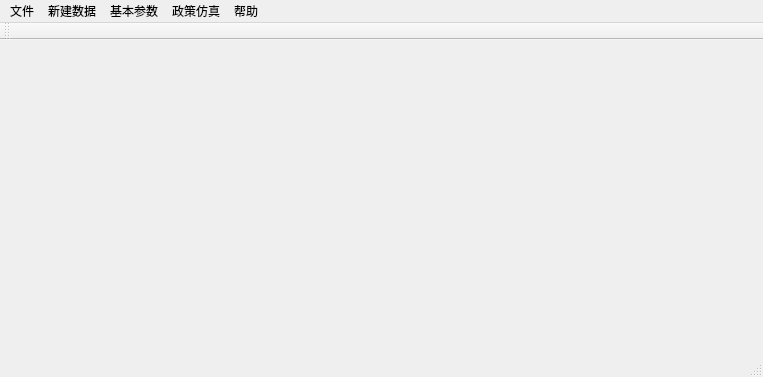
Above: ui/mainwindow.ui from owensss/renkou before the change. Below: the same form after it.
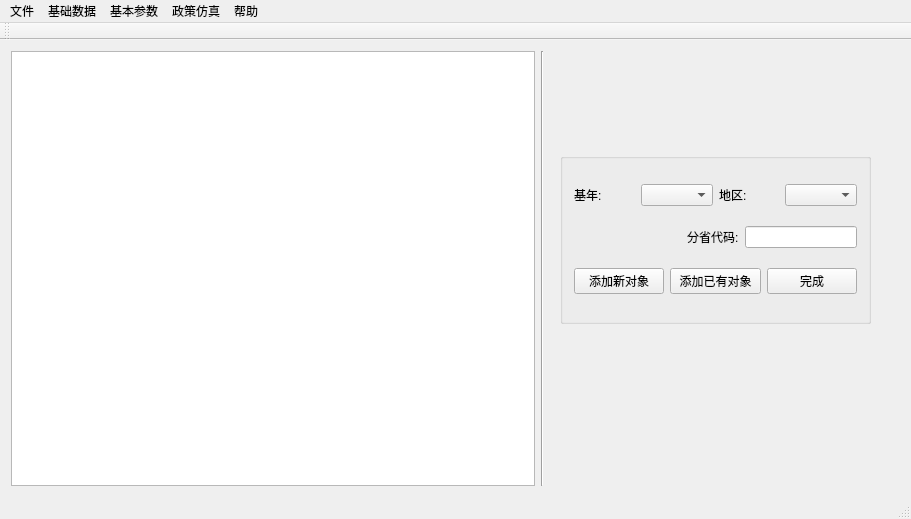
That is the form after the change.

Commit message: add some widgets to MainWindow

Diff of the .ui file:
```diff
--- a/ui/mainwindow.ui
+++ b/ui/mainwindow.ui
@@ -6,20 +6,131 @@
    <rect>
     <x>0</x>
     <y>0</y>
-    <width>763</width>
-    <height>377</height>
+    <width>911</width>
+    <height>519</height>
    </rect>
   </property>
   <property name="windowTitle">
    <string>MainWindow</string>
   </property>
-  <widget class="QWidget" name="centralWidget"/>
+  <widget class="QWidget" name="centralWidget">
+   <layout class="QHBoxLayout" name="horizontalLayout" stretch="3,0,2">
+    <item>
+     <widget class="QTableView" name="objectTable"/>
+    </item>
+    <item>
+     <widget class="Line" name="line">
+      <property name="orientation">
+       <enum>Qt::Vertical</enum>
+      </property>
+     </widget>
+    </item>
+    <item>
+     <widget class="QWidget" name="showWidget" native="true">
+      <widget class="QGroupBox" name="addObjectGroup">
+       <property name="enabled">
+        <bool>true</bool>
+       </property>
+       <property name="geometry">
+        <rect>
+         <x>10</x>
+         <y>102</y>
+         <width>311</width>
+         <height>171</height>
+        </rect>
+       </property>
+       <property name="flat">
+        <bool>true</bool>
+       </property>
+       <layout class="QVBoxLayout" name="verticalLayout">
+        <item>
+         <layout class="QHBoxLayout" name="horizontalLayout_2">
+          <item>
+           <widget class="QLabel" name="lb_year">
+            <property name="text">
+             <string>基年:</string>
+            </property>
+           </widget>
+          </item>
+          <item>
+           <widget class="QComboBox" name="yearComboBox"/>
+          </item>
+          <item>
+           <widget class="QLabel" name="lb_area">
+            <property name="text">
+             <string>地区:</string>
+            </property>
+           </widget>
+          </item>
+          <item>
+           <widget class="QComboBox" name="comboBox_2"/>
+          </item>
+         </layout>
+        </item>
+        <item>
+         <layout class="QHBoxLayout" name="horizontalLayout_3">
+          <item>
+           <spacer name="horizontalSpacer">
+            <property name="orientation">
+             <enum>Qt::Horizontal</enum>
+            </property>
+            <property name="sizeHint" stdset="0">
+             <size>
+              <width>40</width>
+              <height>20</height>
+             </size>
+            </property>
+           </spacer>
+          </item>
+          <item>
+           <widget class="QLabel" name="label_3">
+            <property name="text">
+             <string>分省代码:</string>
+            </property>
+           </widget>
+          </item>
+          <item>
+           <widget class="QLineEdit" name="leProvinceCode"/>
+          </item>
+         </layout>
+        </item>
+        <item>
+         <layout class="QHBoxLayout" name="horizontalLayout_4">
+          <item>
+           <widget class="QPushButton" name="btnAddNewObejct">
+            <property name="text">
+             <string>添加新对象</string>
+            </property>
+           </widget>
+          </item>
+          <item>
+           <widget class="QPushButton" name="btnAddExsitObject">
+            <property name="text">
+             <string>添加已有对象</string>
+            </property>
+           </widget>
+          </item>
+          <item>
+           <widget class="QPushButton" name="btnFinish">
+            <property name="text">
+             <string>完成</string>
+            </property>
+           </widget>
+          </item>
+         </layout>
+        </item>
+       </layout>
+      </widget>
+     </widget>
+    </item>
+   </layout>
+  </widget>
   <widget class="QMenuBar" name="menuBar">
    <property name="geometry">
     <rect>
      <x>0</x>
      <y>0</y>
-     <width>763</width>
+     <width>911</width>
      <height>22</height>
     </rect>
    </property>
@@ -38,7 +149,7 @@
    </widget>
    <widget class="QMenu" name="DataManage">
     <property name="title">
-     <string>新建数据</string>
+     <string>基础数据</string>
     </property>
     <addaction name="InputData"/>
     <addaction name="ImportData"/>
```
Left out of the diff: 48 changed lines with no effect on the pictures. The commit also changes 4 other files.
